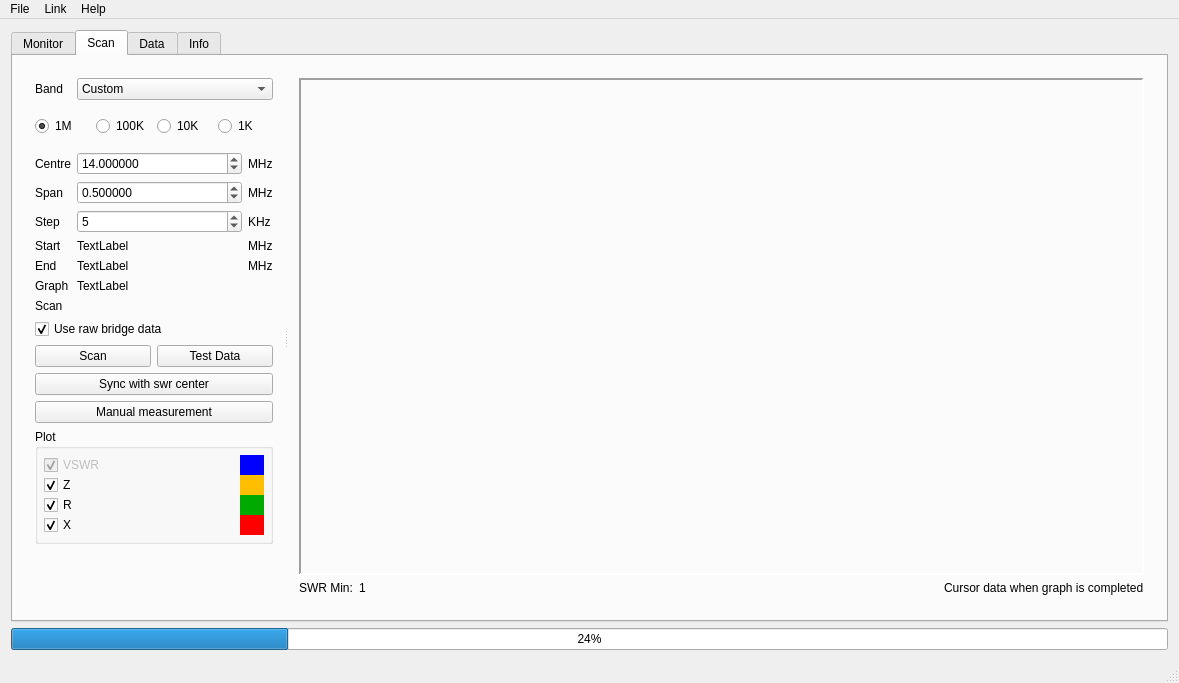
OnnoBH/sark-100-antenna-analyzer, file mainwindow.ui: the form before one commit.
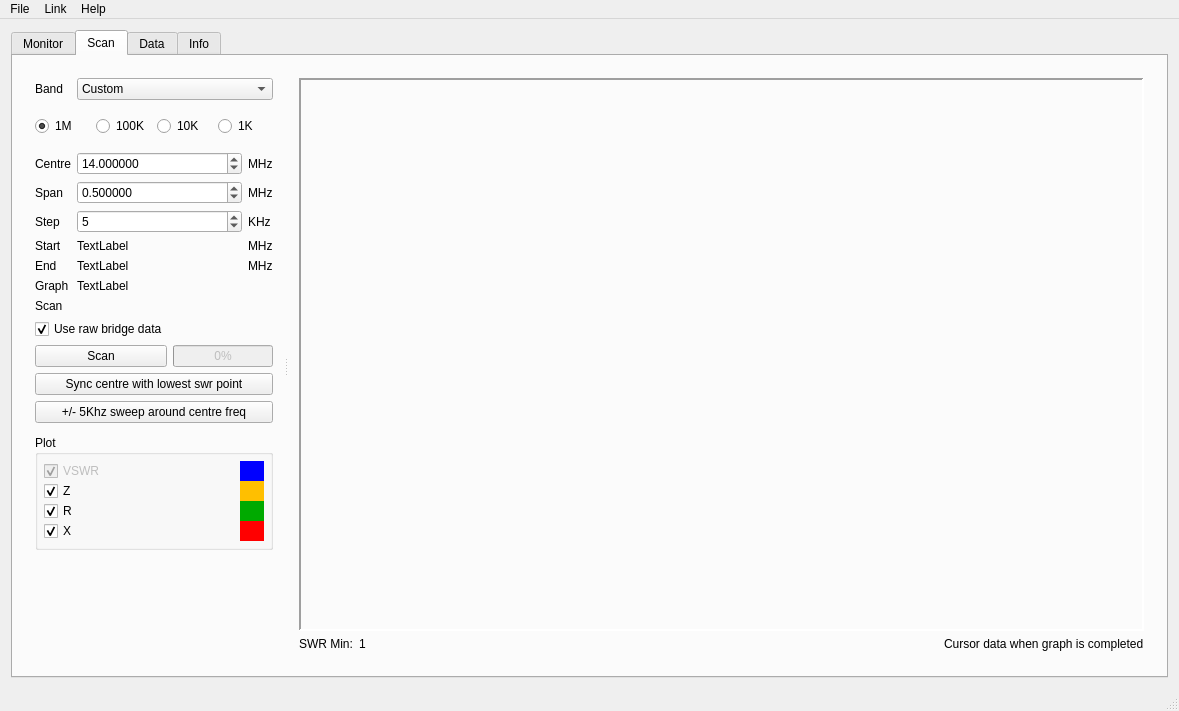
The form after the commit. Icons and pictures are not drawn. Custom widgets are drawn as their Qt base class.

Commit message: Moved progress and fixed couple of bugs

The edit to the form file:
```diff
--- a/mainwindow.ui
+++ b/mainwindow.ui
@@ -7,11 +7,11 @@
     <x>0</x>
     <y>0</y>
     <width>1179</width>
-    <height>683</height>
+    <height>711</height>
    </rect>
   </property>
   <property name="sizePolicy">
-   <sizepolicy hsizetype="Maximum" vsizetype="Preferred">
+   <sizepolicy hsizetype="Fixed" vsizetype="Fixed">
     <horstretch>0</horstretch>
     <verstretch>0</verstretch>
    </sizepolicy>
@@ -36,6 +36,12 @@
       <property name="enabled">
        <bool>true</bool>
       </property>
+      <property name="minimumSize">
+       <size>
+        <width>0</width>
+        <height>0</height>
+       </size>
+      </property>
       <property name="currentIndex">
        <number>1</number>
       </property>
@@ -393,6 +399,9 @@
             </size>
            </property>
            <layout class="QVBoxLayout" name="verticalLayout">
+            <property name="bottomMargin">
+             <number>1</number>
+            </property>
             <item>
              <layout class="QGridLayout" name="gridLayout">
               <item row="6" column="1">
@@ -796,9 +805,24 @@
                </widget>
               </item>
               <item>
-               <widget class="QPushButton" name="scanDummyBtn">
-                <property name="text">
-                 <string>Test Data</string>
+               <widget class="QProgressBar" name="progressBar">
+                <property name="enabled">
+                 <bool>false</bool>
+                </property>
+                <property name="sizePolicy">
+                 <sizepolicy hsizetype="Fixed" vsizetype="Fixed">
+                  <horstretch>0</horstretch>
+                  <verstretch>0</verstretch>
+                 </sizepolicy>
+                </property>
+                <property name="maximumSize">
+                 <size>
+                  <width>100</width>
+                  <height>24</height>
+                 </size>
+                </property>
+                <property name="value">
+                 <number>0</number>
                 </property>
                </widget>
               </item>
@@ -807,17 +831,20 @@
             <item>
              <widget class="QPushButton" name="syncCentre">
               <property name="text">
-               <string>Sync with swr center</string>
+               <string>Sync centre with lowest swr point</string>
               </property>
              </widget>
             </item>
             <item>
              <widget class="QPushButton" name="manual">
               <property name="text">
-               <string>Manual measurement</string>
+               <string>+/- 5Khz sweep around centre freq</string>
               </property>
              </widget>
             </item>
+            <item>
+             <widget class="QWidget" name="widget_7" native="true"/>
+            </item>
             <item>
              <widget class="QGroupBox" name="groupBox">
               <property name="title">
@@ -1372,13 +1399,6 @@
       </widget>
      </widget>
     </item>
-    <item>
-     <widget class="QProgressBar" name="progressBar">
-      <property name="value">
-       <number>24</number>
-      </property>
-     </widget>
-    </item>
    </layout>
   </widget>
   <widget class="QMenuBar" name="menuBar">
```
The commit also changes 5 other files.
